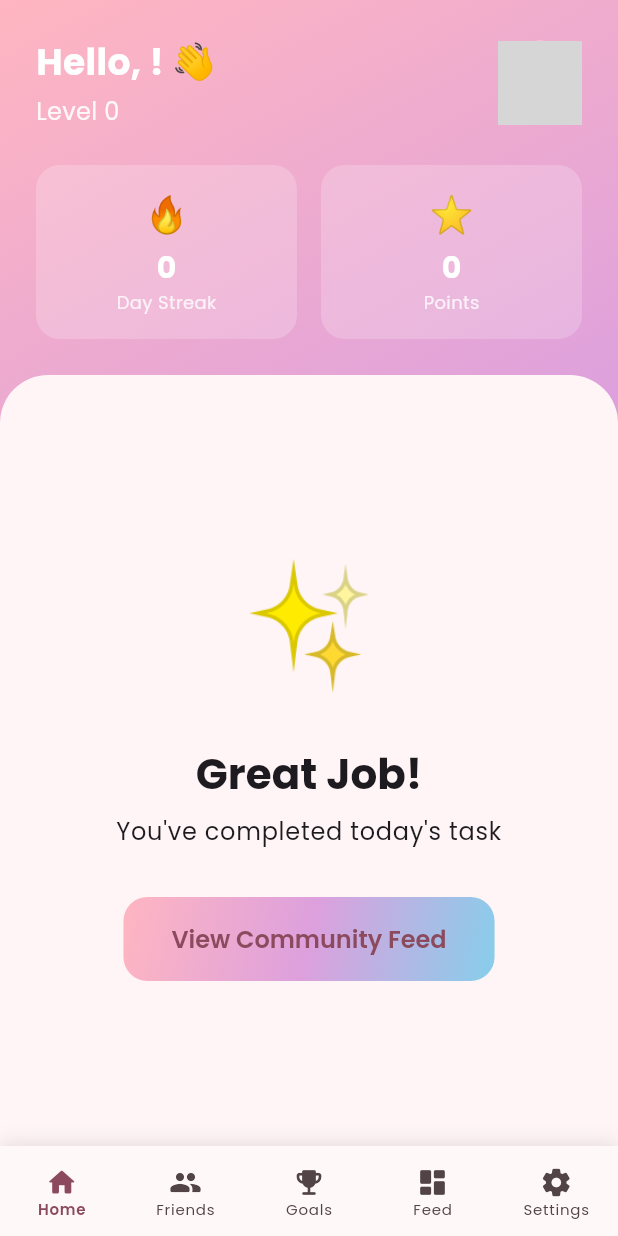
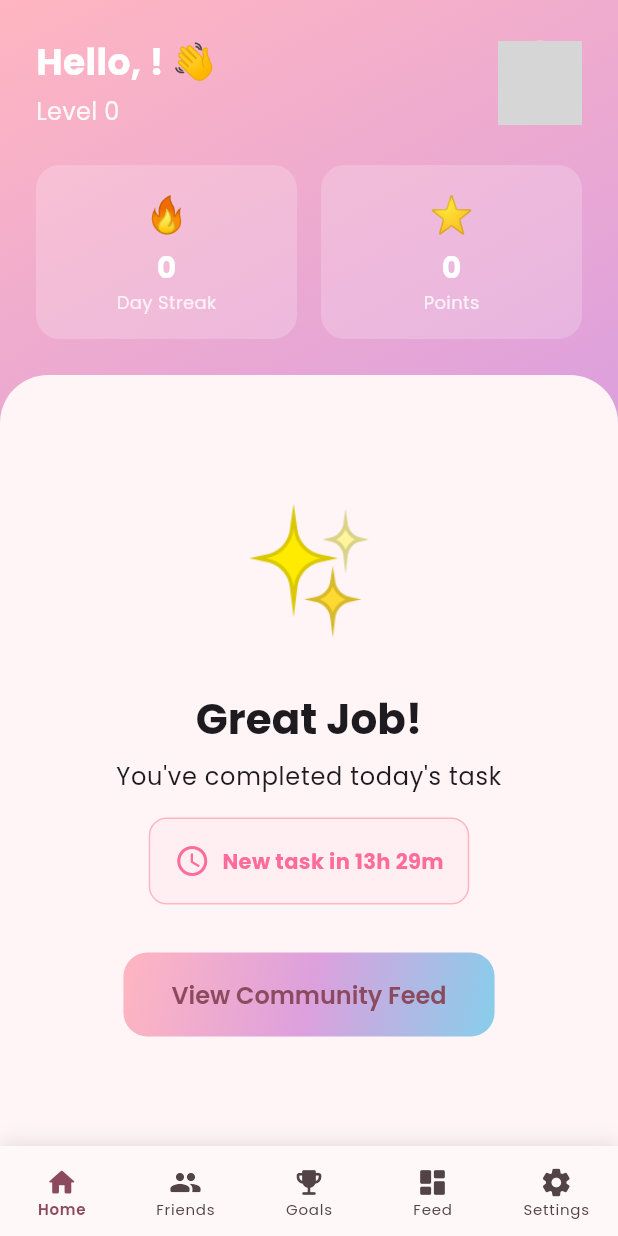
Before and after one commit to Wojsonexe/goodloop, a Flutter app: the screen it shows once a user with an empty profile is signed in, on a phone screen of 412 x 824 dp. Run offline on Flutter 3.47's test engine with Material 3 defaults, Android fonts, the phone set to English and light mode, and no system bars; our stand-ins replace cloud_firestore, confetti, firebase_auth, firebase_core, firebase_messaging, flutter_animate and 8 more; accounts and stored records are empty; network calls fail; grey boxes are pictures that could not be loaded.

```diff
--- a/lib/core/constants/app_colors.dart
+++ b/lib/core/constants/app_colors.dart
@@ -3,6 +3,8 @@ import 'package:flutter/material.dart';
 class AppColors {
   // Primary Colors
   static const primary = Color(0xFFFF6B9D);
+  static const primaryLight = Color(0xFFFFB6C1); // ✅ DODANE
+  static const primaryDark = Color(0xFFC44569); // ✅ DODANE
   static const secondary = Color(0xFFC44569);
   static const tertiary = Color(0xFF8E44AD);
 
@@ -34,6 +36,12 @@ class AppColors {
   static const levelInspirator = Color(0xFFBA68C8);
   static const levelGuardian = Color(0xFFFFD54F);
 
+  // Additional UI Colors
+  static const divider = Color(0xFFDFE6E9);
+  static const disabled = Color(0xFFB2BEC3);
+  static const shadow = Color(0x1A000000);
+
+  // Gradients
   static LinearGradient get primaryGradient => const LinearGradient(
         colors: [gradientStart, gradientMiddle, gradientEnd],
         begin: Alignment.topLeft,
@@ -42,10 +50,45 @@ class AppColors {
 
   static LinearGradient get cardGradient => LinearGradient(
         colors: [
-      gradientStart.withValues(alpha: (25)),
-      gradientMiddle.withValues(alpha: (12)),
+          gradientStart.withValues(alpha: 0.25),
+          gradientMiddle.withValues(alpha: 0.12),
         ],
         begin: Alignment.topLeft,
         end: Alignment.bottomRight,
       );
+
+  static LinearGradient get successGradient => LinearGradient(
+        colors: [
+          success.withValues(alpha: 0.8),
+          success.withValues(alpha: 0.4),
+        ],
+        begin: Alignment.topLeft,
+        end: Alignment.bottomRight,
+      );
+
+  static LinearGradient get errorGradient => LinearGradient(
+        colors: [
+          error.withValues(alpha: 0.8),
+          error.withValues(alpha: 0.4),
+        ],
+        begin: Alignment.topLeft,
+        end: Alignment.bottomRight,
+      );
+
+  // Shadow styles
+  static List<BoxShadow> get cardShadow => const [
+        BoxShadow(
+          color: shadow,
+          blurRadius: 10,
+          offset: Offset(0, 4),
+        ),
+      ];
+
+  static List<BoxShadow> get buttonShadow => [
+        BoxShadow(
+          color: primary.withValues(alpha: 0.3),
+          blurRadius: 8,
+          offset: const Offset(0, 4),
+        ),
+      ];
 }
--- a/lib/presentation/screens/home/home_screen.dart
+++ b/lib/presentation/screens/home/home_screen.dart
@@ -40,10 +40,41 @@ class _HomeScreenState extends ConsumerState<HomeScreen> {
 
   Future<void> _completeTask(TaskModel task) async {
     final user = await ref.read(currentUserProvider.future);
+    if (user == null) return;
 
-    if (user == null) return;
+    // ✅ KROK 1: Sprawdź czy zadanie zostało już dzisiaj wykonane
+    final taskRepo = ref.read(taskRepositoryProvider);
+    final alreadyCompleted = await taskRepo.hasCompletedTaskToday(
+      user.id,
+      task.id,
+    );
+
+    if (alreadyCompleted) {
       if (!mounted) return;
 
+      final timeLeft = taskRepo.getTimeUntilMidnight();
+
+      ScaffoldMessenger.of(context).showSnackBar(
+        SnackBar(
+          content: Text(
+            '✅ Already completed today!\n'
+            'Come back in $timeLeft for a new task',
+          ),
+          backgroundColor: Colors.orange,
+          duration: const Duration(seconds: 4),
+          action: SnackBarAction(
+            label: 'OK',
+            textColor: Colors.white,
+            onPressed: () {},
+          ),
+        ),
+      );
+      return;
+    }
+
+    if (!mounted) return;
+
+    // ✅ KROK 2: Pokaż dialog refleksji
     final reflection = await showDialog<String>(
       context: context,
       builder: (context) => AlertDialog(
@@ -80,20 +111,36 @@ class _HomeScreenState extends ConsumerState<HomeScreen> {
 
     if (reflection == null) return;
 
-    // ✅ Użycie kontrolera do zaliczenia zadania globalnego
+    // ✅ KROK 3: Zapisz wykonane zadanie
+    try {
       await ref
           .read(taskControllerProvider(user.id).notifier)
           .completeTask(task.id, task.points);
 
       if (!mounted) return;
+
+      // ✅ Wyczyść pole tekstowe dla następnego razu
+      _reflectionController.clear();
+
+      // ✅ Animacja confetti
       _confettiController.play();
 
+      // ✅ Pokaż sukces
       ScaffoldMessenger.of(context).showSnackBar(
         SnackBar(
           content: Text('🎉 +${task.points} points! Amazing job!'),
           backgroundColor: AppColors.success,
         ),
       );
+    } catch (e) {
+      if (!mounted) return;
+      ScaffoldMessenger.of(context).showSnackBar(
+        SnackBar(
+          content: Text('❌ Error: $e'),
+          backgroundColor: AppColors.error,
+        ),
+      );
+    }
   }
 
   @override
@@ -216,8 +263,7 @@ class _HomeScreenState extends ConsumerState<HomeScreen> {
                         ),
                         child: activeTaskAsync.when(
                           data: (tasks) {
-                            // ✅ Jeśli lista jest pusta (po odfiltrowaniu zrobionych),
-                            // oznacza to, że użytkownik wykonał już wszystko.
+                            // ✅ Jeśli lista jest pusta, użytkownik wykonał już wszystko
                             if (tasks.isEmpty) {
                               return _buildCompletedView(context);
                             }
@@ -247,7 +293,7 @@ class _HomeScreenState extends ConsumerState<HomeScreen> {
                                   const SizedBox(height: 16),
                                   CustomProgressIndicator(
                                     current: user.completedTasks,
-                                    total: 100, // Tu możesz wstawić cel
+                                    total: 100,
                                   ),
                                 ],
                               ),
@@ -288,6 +334,9 @@ class _HomeScreenState extends ConsumerState<HomeScreen> {
   }
 
   Widget _buildCompletedView(BuildContext context) {
+    final taskRepo = ref.read(taskRepositoryProvider);
+    final timeLeft = taskRepo.getTimeUntilMidnight();
+
     return Center(
       child: Padding(
         padding: const EdgeInsets.all(24),
@@ -298,15 +347,39 @@ class _HomeScreenState extends ConsumerState<HomeScreen> {
             const SizedBox(height: 24),
             Text(
               'Great Job!',
-              style: Theme.of(
-                context,
-              ).textTheme.headlineMedium?.copyWith(fontWeight: FontWeight.bold),
+              style: Theme.of(context)
+                  .textTheme
+                  .headlineMedium
+                  ?.copyWith(fontWeight: FontWeight.bold),
             ),
             const SizedBox(height: 8),
             Text(
               'You\'ve completed today\'s task',
               style: Theme.of(context).textTheme.bodyLarge,
               textAlign: TextAlign.center,
+            ),
+            const SizedBox(height: 16),
+            Container(
+              padding: const EdgeInsets.all(16),
+              decoration: BoxDecoration(
+                color: AppColors.primaryLight.withValues(alpha: 0.1),
+                borderRadius: BorderRadius.circular(12),
+                border: Border.all(color: AppColors.primaryLight),
+              ),
+              child: Row(
+                mainAxisSize: MainAxisSize.min,
+                children: [
+                  const Icon(Icons.schedule, color: AppColors.primary),
+                  const SizedBox(width: 8),
+                  Text(
+                    'New task in $timeLeft',
+                    style: const TextStyle(
+                      color: AppColors.primary,
+                      fontWeight: FontWeight.bold,
+                    ),
+                  ),
+                ],
+              ),
             ),
             const SizedBox(height: 32),
             CustomButton(
--- a/pubspec.yaml
+++ b/pubspec.yaml
@@ -37,6 +37,7 @@ dependencies:
   logger: ^2.0.0
 
   image_picker: ^1.0.7
+  appwrite: ^12.0.4
 
 dev_dependencies:
   flutter_test:
```
Also changed, not shown: lib/core/database/migration_service.dart (added, +193 -0 lines), lib/data/repositories/task_repository.dart (+70 -0 lines), pubspec.lock, 3 other files. Lines whose indentation alone changed are shown as unchanged.
